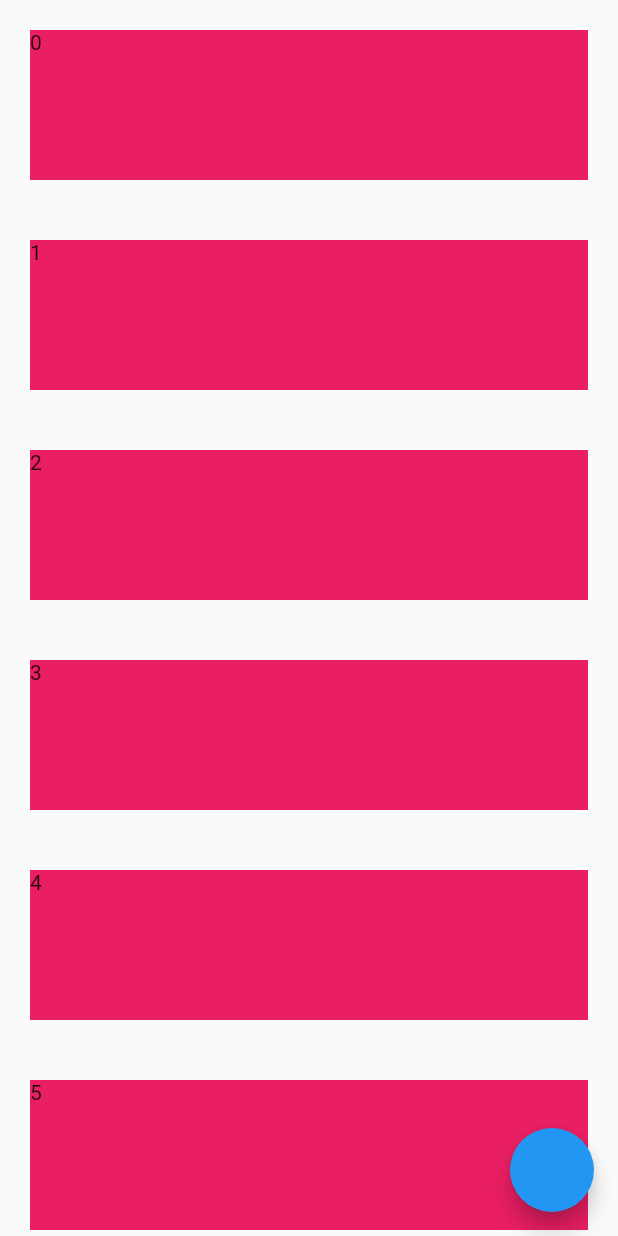
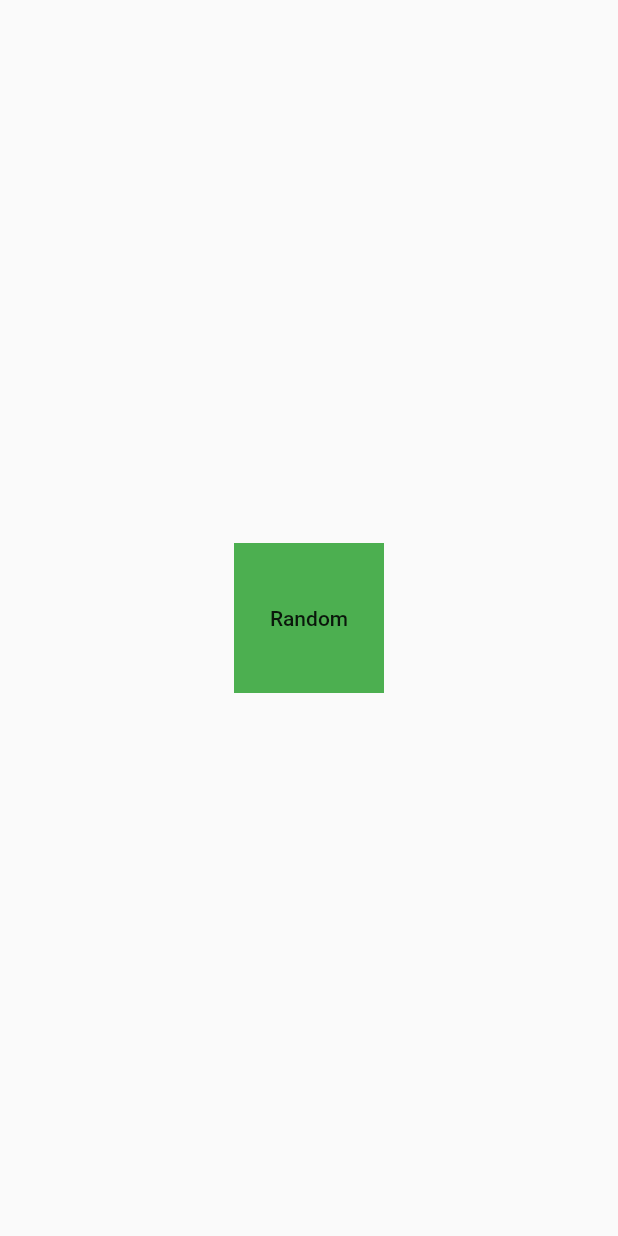
Before and after one commit to Amar-Gill/flutter-quizapp, a Flutter app: the screen it shows after launch, on a phone screen of 412 x 824 dp. Run offline on Flutter 3.47's test engine with Material 2 defaults, Android fonts, the phone set to English and light mode, and no system bars.

Commit message:
AnimatedContainer widget.

```diff
--- a/lib/main.dart
+++ b/lib/main.dart
@@ -1,53 +1,58 @@
 import 'package:flutter/material.dart';
 import 'package:flutter/cupertino.dart';
-import 'dart:io' show Platform;
+import 'dart:math';
 
 void main() => runApp(MyApp());
 
-class MyApp extends StatefulWidget {
-  // This widget is the root of your application.
-  @override
-  _MyAppState createState() => _MyAppState();
-}
-
-class _MyAppState extends State<MyApp> {
-  ScrollController _controller = ScrollController();
-
+class MyApp extends StatelessWidget {
   @override
   Widget build(BuildContext context) {
     return MaterialApp(
       home: Scaffold(
-        floatingActionButton: FloatingActionButton(
-          onPressed: () => _controller.animateTo(
-            1000,
-            duration: Duration(seconds: 2),
-            curve: Curves.bounceIn,
-          ),
-        ),
-        body: ListView.builder(
-          controller: _controller,
-          itemBuilder: (context, idx) {
-            print('constructing container: $idx');
-            return Container(
-              height: 100,
-              color: Colors.pink,
-              margin: EdgeInsets.all(20),
-              child: Text('$idx'),
-            );
-          },
+        body: Center(
+          child: CoolBox(),
         ),
       ),
     );
   }
 }
 
-List<Widget> _cards() {
-  return [1, 2, 3, 4, 5, 6, 7, 8, 9]
-      .map((v) => Container(
-            color: Colors.pink,
-            margin: EdgeInsets.all(20),
-            height: 100,
-            child: Text('$v'),
-          ))
-      .toList();
+class CoolBox extends StatefulWidget {
+  const CoolBox({
+    Key key,
+  }) : super(key: key);
+
+  @override
+  _CoolBoxState createState() => _CoolBoxState();
 }
+
+class _CoolBoxState extends State<CoolBox> {
+  double width = 100;
+  double height = 100;
+  Color color = Colors.green;
+
+  @override
+  Widget build(BuildContext context) {
+    return AnimatedContainer(
+      duration: Duration(seconds: 2),
+      curve: Curves.bounceInOut,
+      color: color,
+      width: width,
+      height: height,
+      child: FlatButton(
+        child: Text('Random'),
+        onPressed: () {
+          setState(() {
+            width = Random().nextDouble() * 400;
+            height = Random().nextDouble() * 400;
+
+            int r = Random().nextInt(255);
+            int b = Random().nextInt(255);
+            int g = Random().nextInt(255);
+            color = Color.fromRGBO(r, b, g, 1);
+          });
+        },
+      ),
+    );
+  }
+}
```
